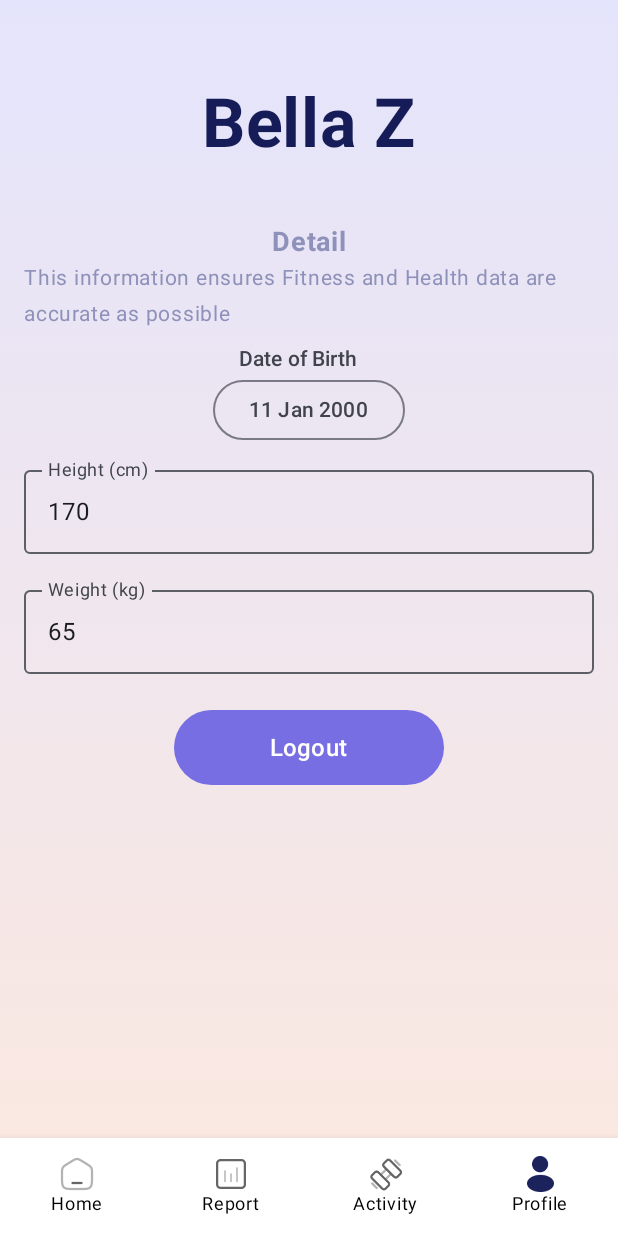
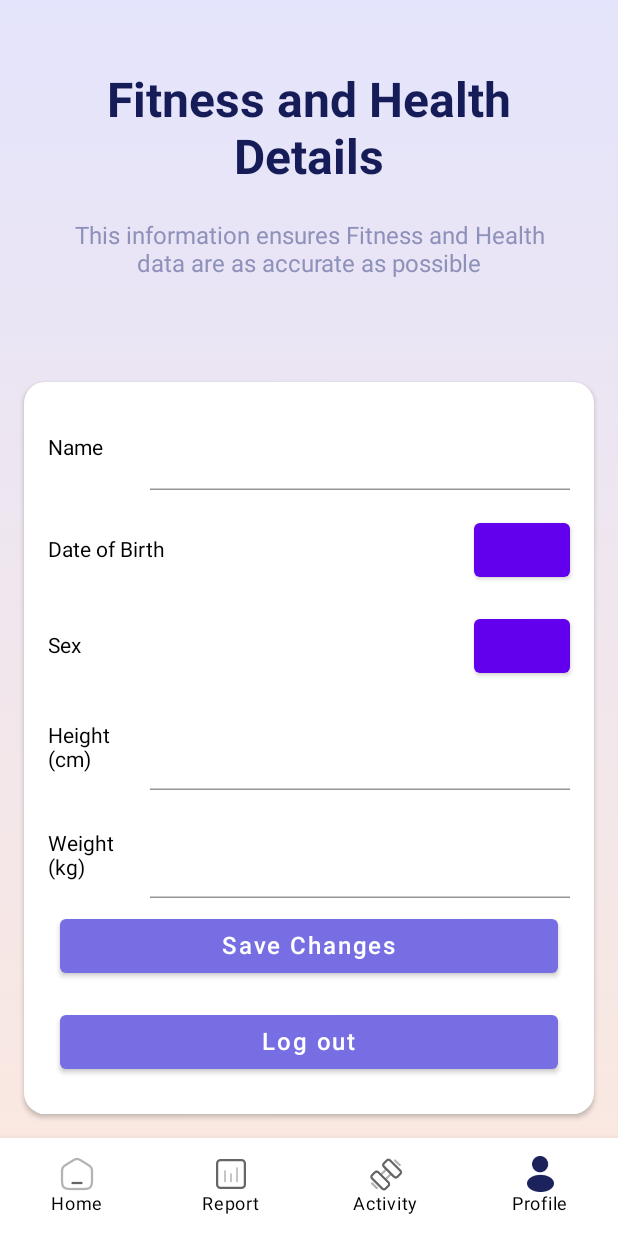
Before and after one commit to Wenshuang-Zhang/FIT5046_Group10, an Android app built with Jetpack Compose: the ProfileScreen screen opened through its navigation route, on a phone screen of 412 x 824 dp. Run offline under Robolectric (Android 15) with nearby library versions, the phone set to English and light mode, and no system bars; our stand-ins replace Firebase (no records; nobody signed in at launch, a user with empty details on screens opened directly).

Commit message:
update profileScreen

```diff
--- a/FIT5046_A1/app/src/main/java/com/example/a1/ProfileScreen.kt
+++ b/FIT5046_A1/app/src/main/java/com/example/a1/ProfileScreen.kt
@@ -1,214 +1,243 @@
 package com.example.a1
 
+import androidx.compose.runtime.Composable
 
-import androidx.compose.material3.*
-import android.app.DatePickerDialog
+import androidx.navigation.compose.rememberNavController
+//noinspection UsingMaterialAndMaterial3Libraries
+
+import android.content.Context
+import android.util.Log
+import android.widget.Toast
 import androidx.compose.foundation.background
 import androidx.compose.foundation.layout.*
-import androidx.compose.foundation.layout.height
 import androidx.compose.foundation.shape.RoundedCornerShape
-import androidx.compose.foundation.text.KeyboardOptions
-import androidx.compose.material.icons.Icons
-import androidx.compose.material.icons.filled.ArrowDropDown
-import androidx.compose.material.icons.filled.ArrowDropUp
-import androidx.compose.material3.Icon
-import androidx.compose.material3.Text
+//noinspection UsingMaterialAndMaterial3Libraries
+import androidx.compose.material.*
 import androidx.compose.runtime.*
 import androidx.compose.ui.Alignment
+
 import androidx.compose.ui.Modifier
 import androidx.compose.ui.graphics.Brush
 import androidx.compose.ui.graphics.Color
 import androidx.compose.ui.platform.LocalContext
 import androidx.compose.ui.text.font.FontWeight
-import androidx.compose.ui.text.input.KeyboardType
+import androidx.compose.ui.text.style.TextAlign
+import androidx.compose.ui.tooling.preview.Preview
 import androidx.compose.ui.unit.dp
 import androidx.compose.ui.unit.sp
 import androidx.navigation.NavHostController
-import java.text.SimpleDateFormat
-import java.util.*
+import androidx.navigation.compose.rememberNavController
 import com.google.firebase.auth.FirebaseAuth
+import com.google.firebase.firestore.FirebaseFirestore
+
+import androidx.navigation.compose.rememberNavController
+import com.example.a1.ui.theme.A1Theme
+
 
 @Composable
 fun ProfileScreen(navController: NavHostController) {
-    // Prepare states for date picker and dropdowns
     val context = LocalContext.current
-    var dateOfBirth by remember { mutableStateOf("11 Jan 2000") }
-    val calendar = Calendar.getInstance()
-    val dateFormat = SimpleDateFormat("dd MMM yyyy", Locale.getDefault())
-    val validHeightRange = 50..300
-    val validWeightRange = 10..300
-    val heightErrorState = remember { mutableStateOf(false) }
-    val weightErrorState = remember { mutableStateOf(false) }
+    var name by remember { mutableStateOf("") }
+    var dateOfBirth by remember { mutableStateOf("") }
+    var sex by remember { mutableStateOf("") }
+    var height by remember { mutableStateOf("") }
+    var weight by remember { mutableStateOf("") }
+    var expanded by remember { mutableStateOf(false) }
+    var nameError by remember { mutableStateOf(false) }
+    var heightError by remember { mutableStateOf(false) }
+    var weightError by remember { mutableStateOf(false) }
 
-    // States for height and weight
-    var heightInput by remember { mutableStateOf("170") }
-    var weightInput by remember { mutableStateOf("65") }
+    val sexOptions = listOf("Female", "Male", "Other", "Prefer not to say")
+
+    val auth = FirebaseAuth.getInstance()
+    val user = auth.currentUser
+    val uid = user?.uid
+    val db = FirebaseFirestore.getInstance()
+
+    LaunchedEffect(key1 = uid) {
+        if (uid != null) {
+            db.collection("usersInfo").document(uid).get().addOnSuccessListener { document ->
+                if (document.exists()) {
+                    name = document.getString("name") ?: ""
+                    dateOfBirth = document.getString("dateOfBirth") ?: ""
+                    sex = document.getString("sex") ?: ""
+                    height = document.getString("height") ?: ""
+                    weight = document.getString("weight") ?: ""
+                }
+            }.addOnFailureListener { e ->
+                Log.w("Firestorm", "Error fetching document", e)
+            }
+        }
+    }
+
+    Box(modifier = Modifier
+        .fillMaxSize()
+        .background(Brush.verticalGradient(colors = listOf(Color(0xFFE4E4FC), Color(0xFFFAE8E1))))
+    ) {
+        Column(
+            modifier = Modifier
+                .fillMaxSize()
+                .padding(32.dp),
+            horizontalAlignment = Alignment.CenterHorizontally,
+            verticalArrangement = Arrangement.Top // 从顶部开始排列
+        ) {
+            Spacer(modifier = Modifier.height(16.dp))
+
+            Text(
+                "Fitness and Health Details",
+                fontSize = 32.sp,
+                fontWeight = FontWeight.Bold,
+                textAlign = TextAlign.Center,
+                color = Color(0xFF151C57),
+                modifier = Modifier.padding(bottom = 16.dp)
+            )
+            Spacer(modifier = Modifier.height(8.dp))
+
+            // Subtitle
+            Text(
+                "This information ensures Fitness and Health data are as accurate as possible",
+                fontSize = 16.sp,
+                color = Color(0xFF8E91B9),
+                textAlign = TextAlign.Center,
+                modifier = Modifier.padding(bottom = 24.dp)
+            )
+        }
+
+        Spacer(modifier = Modifier.height(8.dp))
+
+    Card(
+            shape = RoundedCornerShape(14.dp),
+            modifier = Modifier
+                .fillMaxWidth()
+                .padding(16.dp)
+                .align(Alignment.BottomCenter),
+            elevation = 2.dp
+        ) {
+        Column(modifier = Modifier.padding(16.dp)) {
+            InformationRow("Name", name, onValueChange = {
+                name = it
+                nameError = it.any { char -> !char.isLetter() } || it.length > 20
+            }, error = nameError)
+                Spacer(modifier = Modifier.height(16.dp))
+
+                InformationRow(
+                    label = "Date of Birth",
+                    value = dateOfBirth,
+                    readOnly = true,
+                    onClick = {
+                        showDatePicker(context) { newDate -> dateOfBirth = newDate }
+                    })
+                Spacer(modifier = Modifier.height(16.dp))
+
+                InformationRow(label = "Sex", value = sex, readOnly = true, onClick = {
+                    expanded = true
+                })
+                DropdownMenu(
+                    expanded = expanded,
+                    onDismissRequest = { expanded = false }
+                ) {
+                    sexOptions.forEach { option ->
+                        DropdownMenuItem(onClick = {
+                            sex = option
+                            expanded = false
+                        }) {
+                            Text(option)
+                        }
+                    }
+                }
+                Spacer(modifier = Modifier.height(16.dp))
+
+            InformationRow("Height (cm)", height, onValueChange = {
+                height = it
+                heightError = it.toIntOrNull()?.let { num -> num < 1 || num > 400 } ?: true
+            }, error = heightError)
+
+                Spacer(modifier = Modifier.height(16.dp))
+
+            InformationRow("Weight (kg)", weight, onValueChange = {
+                weight = it
+                weightError = it.toIntOrNull()?.let { num -> num < 1 || num > 400 } ?: true
+            }, error = weightError)
+
+                Button(
+                    onClick = {
+                        saveUserInfo(
+                            db,
+                            uid,
+                            name,
+                            dateOfBirth,
+                            sex,
+                            height,
+                            weight,
+                            context,
+                            navController
+                        )
+                    },
+                    modifier = Modifier
+                        .fillMaxWidth()
+                        .padding(8.dp),
+                    colors = ButtonDefaults.buttonColors(backgroundColor = Color(0xFF776EE3)),
+                ) {
+                    Text("Save Changes", color = Color.White, fontSize = 16.sp)
+
+                }
+
+                Button(
+                    onClick = {
+                        // Handle logout logic
+                        auth.signOut()
+                        navController.navigate("login") {
+                            popUpTo("profile") { inclusive = true } // Clear back stack up to profile screen
+                        }
+                    },
+                    modifier = Modifier
+                        .fillMaxWidth()
+                        .padding(8.dp),
+                    colors = ButtonDefaults.buttonColors(backgroundColor = Color(0xFF776EE3))
+                ) {
+                    Text("Log out", color = Color.White, fontSize = 16.sp)
+                }
 
 
 
-    // Show DatePickerDialog
-    val showDatePickerDialog: () -> Unit = {
-
-        DatePickerDialog(
-            context,
-            { _, year, month, dayOfMonth ->
-                calendar.set(year, month, dayOfMonth)
-                dateOfBirth = dateFormat.format(calendar.time)
-            },
-            calendar.get(Calendar.YEAR),
-            calendar.get(Calendar.MONTH),
-            calendar.get(Calendar.DAY_OF_MONTH)
-        ).show()
-    }
-
-    Box(
-        modifier = Modifier
-            .fillMaxSize()
-            .background(
-                brush = Brush.verticalGradient(
-                    colors = listOf(
-                        Color(0xFFE4E4FC), // Top half background color
-                        Color(0xFFFAE8E1)  // Bottom half background color
-                    )
-                )
-            )
-    ) {
-        Scaffold(containerColor = Color.Transparent) { innerPadding ->
-            Column(
-                modifier = Modifier
-                    .padding(innerPadding)
-                    .padding(16.dp),
-                horizontalAlignment = Alignment.CenterHorizontally
-            ) {
-
-                Spacer(modifier = Modifier.height(40.dp))
-                Text(
-                    text = "Bella Z",
-                    color = Color(0xFF151C57),
-                    fontWeight = FontWeight.Bold,
-                    fontSize = 45.sp
-                )
-                Spacer(modifier = Modifier.height(40.dp))
-                Text(
-                    text = "Detail",
-                    color = Color(0xFF8E91B9),
-                    fontWeight = FontWeight.Bold,
-                    fontSize = 18.sp
-                )
-                Text(
-                    text = "This information ensures Fitness and Health data are accurate as possible",
-                    color = Color(0xFF8E91B9),
-                    fontSize = 14.sp
-                )
-                Spacer(modifier = Modifier.height(8.dp))
-                DetailItemWithDropdown(
-                    label = "     Date of Birth",
-                    value = dateOfBirth,
-                    onValueChange = { dateOfBirth = it },
-                    onClick = { showDatePickerDialog() }
-                )
-                InputFieldItem(
-                    label = "Height (cm)",
-                    value = heightInput,
-                    range = validHeightRange,
-                    onValueChange = { heightInput = it },
-                    errorState = heightErrorState
-                )
-
-                // Weight input field with validation
-                InputFieldItem(
-                    label = "Weight (kg)",
-                    value = weightInput,
-                    range = validWeightRange,
-                    onValueChange = { weightInput = it },
-                    errorState = weightErrorState
-                )
-
-                //logout button
-                Spacer(modifier = Modifier.height(16.dp))
-                Button(
-                    onClick = {
-                        // Firebase Auth instance
-                        val auth = FirebaseAuth.getInstance()
-
-                        // Sign out the current user
-                        auth.signOut()
-
-                        // Navigate to the welcome screen
-                        navController.navigate("welcome") {
-                            popUpTo("welcome") { inclusive = true }
-                        }
-                    },
-                    modifier = Modifier
-                        .height(50.dp)
-                        .width(180.dp),
-                    shape = RoundedCornerShape(25.dp),
-                    colors = ButtonDefaults.buttonColors(containerColor = Color(0xFF776EE3))
-                ) {
-                    Text("Logout", color = Color.White, fontSize = 16.sp)
-                }
             }
         }
     }
 }
 
-@OptIn(ExperimentalMaterial3Api::class)
 @Composable
-fun DetailItemWithDropdown(
+fun InformationRow(
     label: String,
     value: String,
-    options: List<String> = emptyList(),
-    expanded: Boolean = false,
     onValueChange: (String) -> Unit = {},
-    onExpandedChange: (Boolean) -> Unit = {},
+    readOnly: Boolean = false,
+    error: Boolean = false,
     onClick: (() -> Unit)? = null
 ) {
-    Column {
-        Text(
-            text = label,
-            style = MaterialTheme.typography.labelLarge,
-            color = MaterialTheme.colorScheme.onSurfaceVariant
-        )
-        if (options.isNotEmpty()) {
-            // It's a dropdown menu for height or weight
-            var selectedIndex by remember { mutableIntStateOf(options.indexOf(value)) }
-            ExposedDropdownMenuBox(
-                expanded = expanded,
-                onExpandedChange = onExpandedChange
-            ) {
-                OutlinedTextField(
-                    value = value,
-                    onValueChange = { },
-                    readOnly = true,
-                    label = { Text(label) },
-                    trailingIcon = {
-                        Icon(
-                            imageVector = if (expanded) Icons.Filled.ArrowDropUp else Icons.Filled.ArrowDropDown,
-                            contentDescription = if (expanded) "Close menu" else "Open menu"
-                        )
-                    },
-                    modifier = Modifier.fillMaxWidth()
+    Row(modifier = Modifier.fillMaxWidth(), verticalAlignment = Alignment.CenterVertically) {
+        Text(label, modifier = Modifier.weight(1f))
+
+        if (readOnly) {
+            if (onClick != null) {
+                Button(onClick = onClick) {
+                    Text(value)
+                }
+            } else {
+                Text(value, modifier = Modifier.weight(2f))
+            }
+        } else {
+            TextField(
+                value = value,
+                onValueChange = onValueChange,
+                isError = error,
+                singleLine = true,
+                colors = TextFieldDefaults.textFieldColors(
+                    backgroundColor = Color.Transparent,
+                    errorIndicatorColor = if (error) Color.Red else Color.Transparent
                 )
-                DropdownMenu(
-                    expanded = expanded,
-                    onDismissRequest = { onExpandedChange(false) }
-                ) {
-                    options.forEachIndexed { index, option ->
-                        DropdownMenuItem(
-                            text = { Text(option) },
-                            onClick = {
-                                onValueChange(option)
-                                selectedIndex = index
-                                onExpandedChange(false)
-                            }
-                        )
-                    }
-                }
-            }
-        } else if (onClick != null) {
-            // It's the date picker for date of birth
-            OutlinedButton(onClick = onClick) {
-                Text(value)
+            )
+            if (error) {
+                Text("Invalid input", color = Color.Red, style = MaterialTheme.typography.caption)
             }
         }
     }
@@ -217,43 +246,22 @@ fun DetailItemWithDropdown(
 
 
 
-
-
-@Composable
-fun InputFieldItem(
-    label: String,
-    value: String,
-    range: IntRange,
-    onValueChange: (String) -> Unit,
-    errorState: MutableState<Boolean>
-) {
-    val isError = errorState.value
-    val errorMessage = "Enter a number between ${range.first} and ${range.last}"
-
-    Column {
-        OutlinedTextField(
-            value = value,
-            onValueChange = { newValue ->
-                // 更新状态值，无论它是否在范围内
-                onValueChange(newValue)
-                // 更新错误状态
-                errorState.value = newValue.toIntOrNull()?.let { it !in range } ?: true
-            },
-            label = { Text(label) },
-            keyboardOptions = KeyboardOptions(keyboardType = KeyboardType.Number),
-            modifier = Modifier
-                .fillMaxWidth()
-                .padding(vertical = 8.dp),
-            isError = isError
+fun saveUserInfo(db: FirebaseFirestore, uid: String?, name: String, dateOfBirth: String, sex: String, height: String, weight: String, context: Context, navController: NavHostController) {
+    if (uid != null) {
+        val userInfo = hashMapOf(
+            "name" to name,
+            "dateOfBirth" to dateOfBirth,
+            "sex" to sex,
+            "height" to height,
+            "weight" to weight
         )
-        // 显示错误消息（如果有）
-        if (isError && value.isNotEmpty()) { // 添加了 value.isNotEmpty() 来防止在输入为空时显示错误消息
-            Text(
-                text = errorMessage,
-                color = MaterialTheme.colorScheme.error,
-                style = MaterialTheme.typography.bodySmall, // 这里使用了 MaterialTheme.typography.bodySmall 替代了 TextStyle
-                modifier = Modifier.padding(start = 16.dp, top = 4.dp)
-            )
-        }
+        db.collection("usersInfo").document(uid).set(userInfo)
+            .addOnSuccessListener {
+                Toast.makeText(context, "Information saved successfully", Toast.LENGTH_SHORT).show()
+                navController.navigate("home") { popUpTo("home") { inclusive = true } }
+            }
+            .addOnFailureListener { e ->
+                Toast.makeText(context, "Failed to save information: ${e.message}", Toast.LENGTH_LONG).show()
+            }
     }
 }
```
